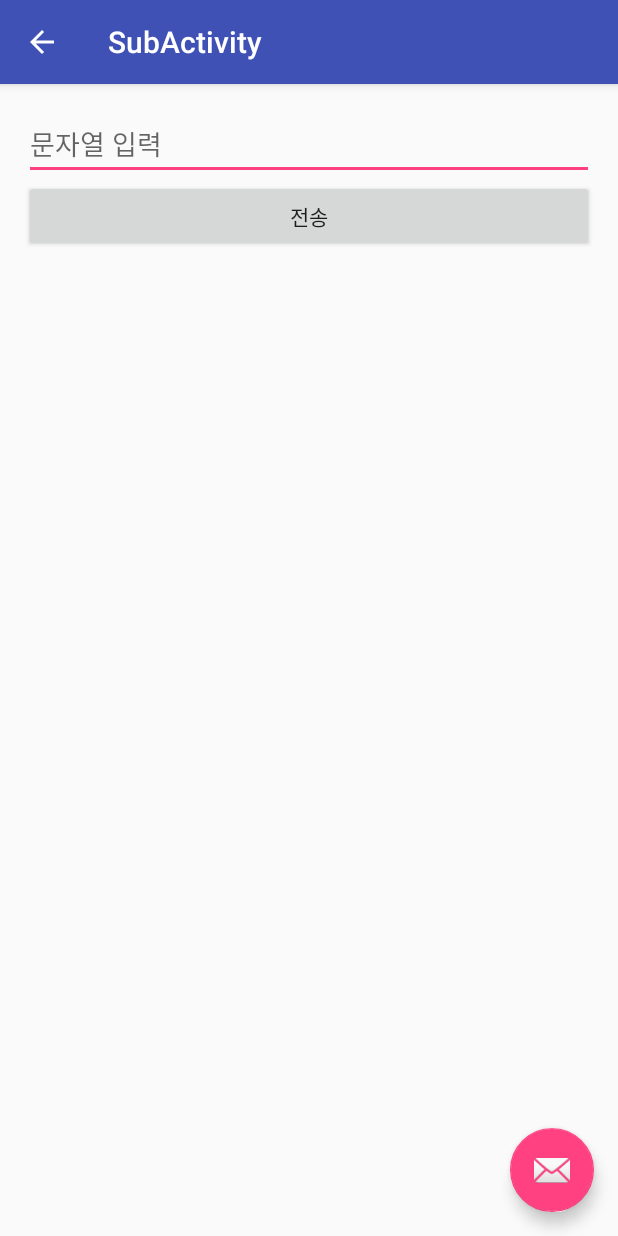
After one commit to oli999/Chapter02, an Android app: the MsgListFragment screen opened directly, with no data from a screen before it, on a phone screen of 412 x 824 dp. The commit adds this screen. Run offline under Robolectric (Android 15) with nearby library versions, the phone set to English and light mode, and no system bars.

Commit message:
step03 fragment example 최종 완성

```diff
--- a/step03fragmentexample_t/build.gradle
+++ b/step03fragmentexample_t/build.gradle
@@ -28,5 +28,6 @@ dependencies {
         exclude group: 'com.android.support', module: 'support-annotations'
     })
     compile 'com.android.support:appcompat-v7:25.1.1'
+    compile 'com.android.support:design:25.1.1'
     testCompile 'junit:junit:4.12'
 }
--- a/step03fragmentexample_t/src/main/AndroidManifest.xml
+++ b/step03fragmentexample_t/src/main/AndroidManifest.xml
@@ -2,8 +2,12 @@
 <manifest xmlns:android="http://schemas.android.com/apk/res/android"
     package="com.gura.step03fragmentexample">
 
-    <application android:allowBackup="true" android:icon="@mipmap/ic_launcher"
-        android:label="@string/app_name" android:supportsRtl="true" android:theme="@style/AppTheme">
+    <application
+        android:allowBackup="true"
+        android:icon="@mipmap/ic_launcher"
+        android:label="@string/app_name"
+        android:supportsRtl="true"
+        android:theme="@style/AppTheme">
         <activity android:name=".MainActivity">
             <intent-filter>
                 <action android:name="android.intent.action.MAIN" />
@@ -11,6 +15,15 @@
                 <category android:name="android.intent.category.LAUNCHER" />
             </intent-filter>
         </activity>
+        <activity
+            android:name=".SubActivity"
+            android:label="@string/title_activity_sub"
+            android:parentActivityName=".MainActivity"
+            android:theme="@style/AppTheme.NoActionBar">
+            <meta-data
+                android:name="android.support.PARENT_ACTIVITY"
+                android:value="com.gura.step03fragmentexample.MainActivity" />
+        </activity>
     </application>
 
 </manifest>
--- a/step03fragmentexample_t/src/main/java/com/gura/step03fragmentexample/MainActivity.java
+++ b/step03fragmentexample_t/src/main/java/com/gura/step03fragmentexample/MainActivity.java
@@ -1,19 +1,25 @@
 package com.gura.step03fragmentexample;
 
+import android.content.Intent;
 import android.support.v4.app.FragmentManager;
 import android.support.v7.app.AppCompatActivity;
 import android.os.Bundle;
+import android.view.View;
+import android.widget.Button;
 
 import com.gura.step03fragmentexample.fragments.ConsoleFragment;
 import com.gura.step03fragmentexample.fragments.InputFragment;
 
 public class MainActivity extends AppCompatActivity
-        implements InputFragment.InputFragmentListener{
+        implements InputFragment.InputFragmentListener,
+        View.OnClickListener{
 
     @Override
     protected void onCreate(Bundle savedInstanceState) {
         super.onCreate(savedInstanceState);
         setContentView(R.layout.activity_main);
+        Button goNextBtn=(Button)findViewById(R.id.goNextBtn);
+        goNextBtn.setOnClickListener(this);
     }
 
     @Override
@@ -24,4 +30,11 @@ public class MainActivity extends AppCompatActivity
                 fragmentManager.findFragmentById(R.id.consoleFragment);
         cFragment.printMessage(msg);
     }
+
+    @Override
+    public void onClick(View v) {
+        //액티비티 이동
+        Intent intent=new Intent(this, SubActivity.class);
+        startActivity(intent);
+    }
 }
--- /dev/null
+++ b/step03fragmentexample_t/src/main/java/com/gura/step03fragmentexample/SubActivity.java
@@ -0,0 +1,46 @@
+package com.gura.step03fragmentexample;
+
+import android.os.Bundle;
+import android.support.design.widget.FloatingActionButton;
+import android.support.design.widget.Snackbar;
+import android.support.v4.app.FragmentManager;
+import android.support.v7.app.AppCompatActivity;
+import android.support.v7.widget.Toolbar;
+import android.view.View;
+
+import com.gura.step03fragmentexample.fragments.InputFragment;
+import com.gura.step03fragmentexample.fragments.MsgListFragment;
+
+public class SubActivity extends AppCompatActivity
+                implements InputFragment.InputFragmentListener{
+
+    @Override
+    protected void onCreate(Bundle savedInstanceState) {
+        super.onCreate(savedInstanceState);
+        setContentView(R.layout.activity_sub);
+
+
+
+        Toolbar toolbar = (Toolbar) findViewById(R.id.toolbar);
+        setSupportActionBar(toolbar);
+
+        FloatingActionButton fab = (FloatingActionButton) findViewById(R.id.fab);
+        fab.setOnClickListener(new View.OnClickListener() {
+            @Override
+            public void onClick(View view) {
+                Snackbar.make(view, "Replace with your own action", Snackbar.LENGTH_LONG)
+                        .setAction("Action", null).show();
+            }
+        });
+        getSupportActionBar().setDisplayHomeAsUpEnabled(true);
+    }
+
+    @Override
+    public void sendMessage(String msg) {
+        // 인자로 전달된 문자열을 MsgListFragment 객체에 전달
+        FragmentManager fragmentManager=getSupportFragmentManager();
+        MsgListFragment mFragment=(MsgListFragment)
+                fragmentManager.findFragmentById(R.id.msgListFragment);
+        mFragment.printMessage(msg);
+    }
+}
--- /dev/null
+++ b/step03fragmentexample_t/src/main/java/com/gura/step03fragmentexample/fragments/MsgListFragment.java
@@ -0,0 +1,50 @@
+package com.gura.step03fragmentexample.fragments;
+
+import android.os.Bundle;
+import android.support.annotation.Nullable;
+import android.support.v4.app.Fragment;
+import android.view.LayoutInflater;
+import android.view.View;
+import android.view.ViewGroup;
+import android.widget.ArrayAdapter;
+import android.widget.ListView;
+
+import com.gura.step03fragmentexample.R;
+
+import java.util.ArrayList;
+import java.util.List;
+
+/**
+ * Created by user on 2017-02-09.
+ */
+
+public class MsgListFragment extends Fragment{
+    //필요한 맴버필드 정의하기
+    List<String> msgs;
+    ArrayAdapter<String> adapter;
+
+    @Nullable
+    @Override
+    public View onCreateView(LayoutInflater inflater, @Nullable ViewGroup container, @Nullable Bundle savedInstanceState) {
+        View view=inflater.inflate(R.layout.fragment_msglist, container);
+        //ListView 의 참조값
+        ListView listView=(ListView)view.findViewById(R.id.listView);
+        msgs=new ArrayList<>(); // Model
+        // Adapter
+        adapter=new ArrayAdapter<String>(
+                        getContext(),
+                        android.R.layout.simple_list_item_1,
+                        msgs
+                );
+        // ListView 에 아답타 연결하기
+        listView.setAdapter(adapter);
+        return view;
+    }
+    // ListView 에 메세지를 출력하는 메소드
+    public void printMessage(String msg){
+        //모델에 데이터 추가
+        msgs.add(msg);
+        //UI 를 업데이트 하도록 아답타에 알린다.
+        adapter.notifyDataSetChanged();
+    }
+}
--- /dev/null
+++ b/step03fragmentexample_t/src/main/res/layout/activity_sub.xml
@@ -0,0 +1,34 @@
+<?xml version="1.0" encoding="utf-8"?>
+<android.support.design.widget.CoordinatorLayout xmlns:android="http://schemas.android.com/apk/res/android"
+    xmlns:app="http://schemas.android.com/apk/res-auto"
+    xmlns:tools="http://schemas.android.com/tools"
+    android:layout_width="match_parent"
+    android:layout_height="match_parent"
+    android:fitsSystemWindows="true"
+    tools:context="com.gura.step03fragmentexample.SubActivity">
+
+    <android.support.design.widget.AppBarLayout
+        android:layout_width="match_parent"
+        android:layout_height="wrap_content"
+        android:theme="@style/AppTheme.AppBarOverlay">
+
+        <android.support.v7.widget.Toolbar
+            android:id="@+id/toolbar"
+            android:layout_width="match_parent"
+            android:layout_height="?attr/actionBarSize"
+            android:background="?attr/colorPrimary"
+            app:popupTheme="@style/AppTheme.PopupOverlay" />
+
+    </android.support.design.widget.AppBarLayout>
+
+    <include layout="@layout/content_sub" />
+
+    <android.support.design.widget.FloatingActionButton
+        android:id="@+id/fab"
+        android:layout_width="wrap_content"
+        android:layout_height="wrap_content"
+        android:layout_gravity="bottom|end"
+        android:layout_margin="@dimen/fab_margin"
+        app:srcCompat="@android:drawable/ic_dialog_email" />
+
+</android.support.design.widget.CoordinatorLayout>
--- /dev/null
+++ b/step03fragmentexample_t/src/main/res/layout/content_sub.xml
@@ -0,0 +1,26 @@
+<?xml version="1.0" encoding="utf-8"?>
+<LinearLayout xmlns:android="http://schemas.android.com/apk/res/android"
+    xmlns:app="http://schemas.android.com/apk/res-auto"
+    xmlns:tools="http://schemas.android.com/tools"
+    android:id="@+id/content_sub"
+    android:layout_width="match_parent"
+    android:layout_height="match_parent"
+    android:paddingBottom="@dimen/activity_vertical_margin"
+    android:paddingLeft="@dimen/activity_horizontal_margin"
+    android:paddingRight="@dimen/activity_horizontal_margin"
+    android:paddingTop="@dimen/activity_vertical_margin"
+    app:layout_behavior="@string/appbar_scrolling_view_behavior"
+    tools:context="com.gura.step03fragmentexample.SubActivity"
+    tools:showIn="@layout/activity_sub"
+    android:orientation="vertical">
+    <fragment
+        android:layout_width="match_parent"
+        android:layout_height="wrap_content"
+        class="com.gura.step03fragmentexample.fragments.InputFragment"
+        android:id="@+id/inputFragment"/>
+    <fragment
+        android:layout_width="match_parent"
+        android:layout_height="match_parent"
+        class="com.gura.step03fragmentexample.fragments.MsgListFragment"
+        android:id="@+id/msgListFragment"/>
+</LinearLayout>
--- /dev/null
+++ b/step03fragmentexample_t/src/main/res/layout/fragment_msglist.xml
@@ -0,0 +1,9 @@
+<?xml version="1.0" encoding="utf-8"?>
+<LinearLayout xmlns:android="http://schemas.android.com/apk/res/android"
+    android:orientation="vertical" android:layout_width="match_parent"
+    android:layout_height="match_parent">
+    <ListView
+        android:layout_width="match_parent"
+        android:layout_height="match_parent"
+        android:id="@+id/listView"/>
+</LinearLayout>
--- /dev/null
+++ b/step03fragmentexample_t/src/main/res/values-v21/styles.xml
@@ -0,0 +1,9 @@
+<resources>
+
+    <style name="AppTheme.NoActionBar">
+        <item name="windowActionBar">false</item>
+        <item name="windowNoTitle">true</item>
+        <item name="android:windowDrawsSystemBarBackgrounds">true</item>
+        <item name="android:statusBarColor">@android:color/transparent</item>
+    </style>
+</resources>
--- a/step03fragmentexample_t/src/main/res/values/dimens.xml
+++ b/step03fragmentexample_t/src/main/res/values/dimens.xml
@@ -2,4 +2,5 @@
     <!-- Default screen margins, per the Android Design guidelines. -->
     <dimen name="activity_horizontal_margin">16dp</dimen>
     <dimen name="activity_vertical_margin">16dp</dimen>
+    <dimen name="fab_margin">16dp</dimen>
 </resources>
--- a/step03fragmentexample_t/src/main/res/values/strings.xml
+++ b/step03fragmentexample_t/src/main/res/values/strings.xml
@@ -1,3 +1,4 @@
 <resources>
     <string name="app_name">Step03FragmentExample</string>
+    <string name="title_activity_sub">SubActivity</string>
 </resources>
--- a/step03fragmentexample_t/src/main/res/values/styles.xml
+++ b/step03fragmentexample_t/src/main/res/values/styles.xml
@@ -8,4 +8,13 @@
         <item name="colorAccent">@color/colorAccent</item>
     </style>
 
+    <style name="AppTheme.NoActionBar">
+        <item name="windowActionBar">false</item>
+        <item name="windowNoTitle">true</item>
+    </style>
+
+    <style name="AppTheme.AppBarOverlay" parent="ThemeOverlay.AppCompat.Dark.ActionBar" />
+
+    <style name="AppTheme.PopupOverlay" parent="ThemeOverlay.AppCompat.Light" />
+
 </resources>
```
